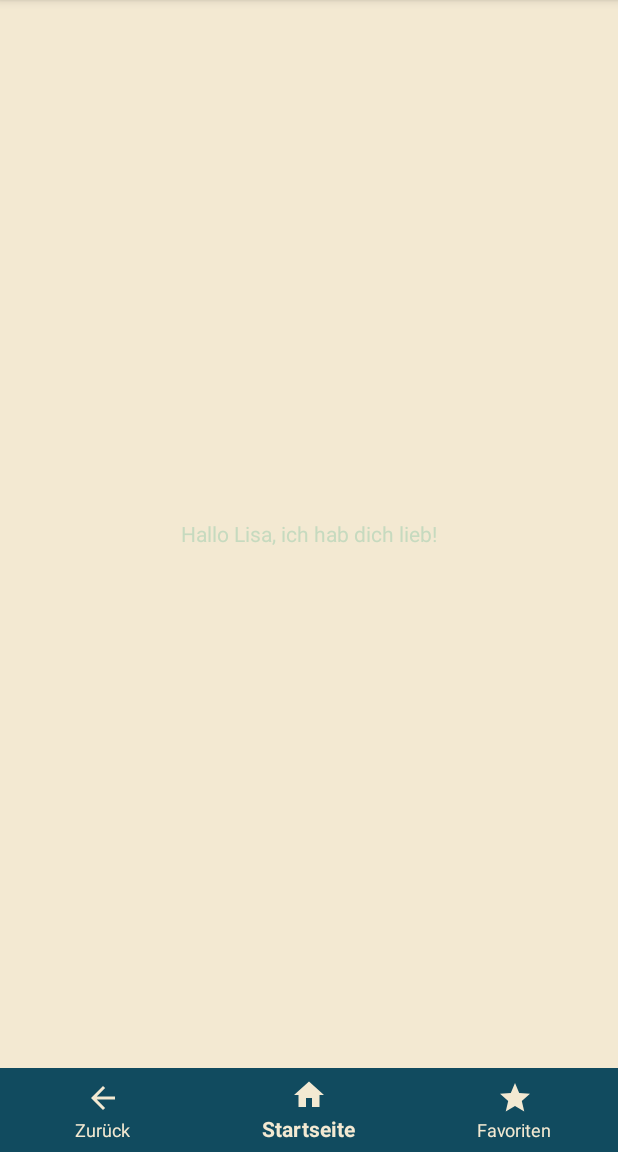
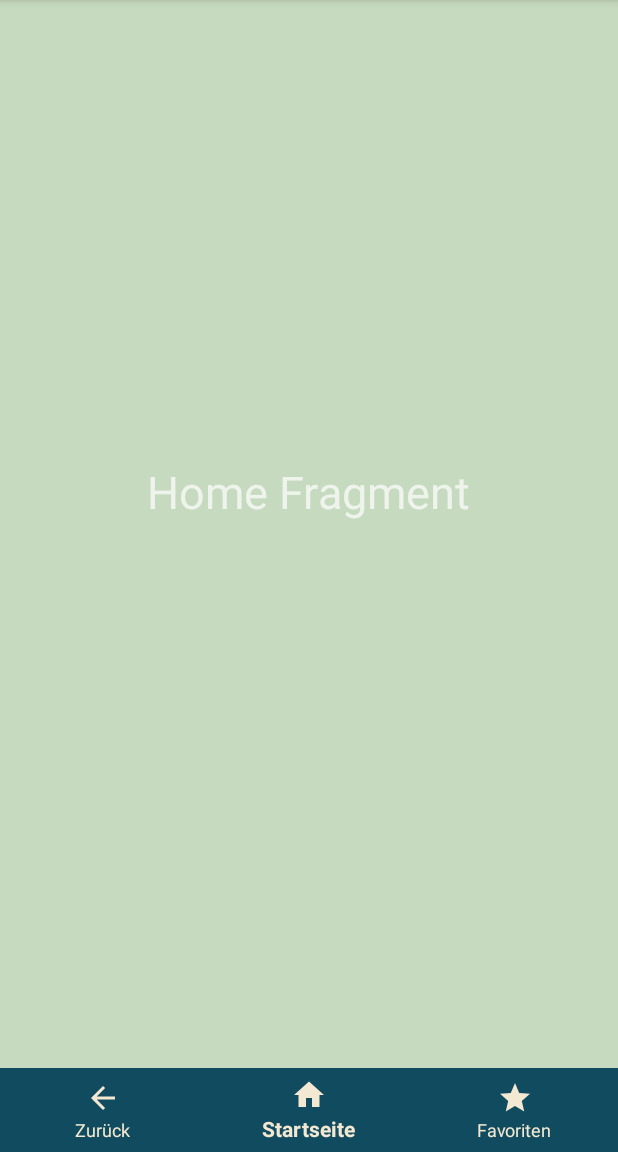
Before and after one commit to LisaEhmann/veganadvisor, an Android app: the screen it shows after launch (MainActivity), item 2 of the bottom bar chosen, on a phone screen of 412 x 824 dp, the part 84-1236 px from its top. Run offline under Robolectric (Android 15) with nearby library versions, the phone set to English and light mode, and no system bars.

Commit message:
Fragment wechsel eingebaut

```diff
--- /dev/null
+++ b/app/src/main/java/com/example/veganadvisor/FavoritesFragment.java
@@ -0,0 +1,18 @@
+package com.example.veganadvisor;
+
+import android.os.Bundle;
+import android.view.LayoutInflater;
+import android.view.View;
+import android.view.ViewGroup;
+
+import androidx.annotation.NonNull;
+import androidx.annotation.Nullable;
+import androidx.fragment.app.Fragment;
+
+public class FavoritesFragment extends Fragment {
+    @Nullable
+    @Override
+    public View onCreateView(@NonNull LayoutInflater inflater, @Nullable ViewGroup container, @Nullable Bundle savedInstanceState) {
+        return inflater.inflate(R.layout.fragment_favoriten, container, false);
+    }
+}
--- /dev/null
+++ b/app/src/main/java/com/example/veganadvisor/HomeFragment.java
@@ -0,0 +1,18 @@
+package com.example.veganadvisor;
+
+import android.os.Bundle;
+import android.view.LayoutInflater;
+import android.view.View;
+import android.view.ViewGroup;
+
+import androidx.annotation.NonNull;
+import androidx.annotation.Nullable;
+import androidx.fragment.app.Fragment;
+
+public class HomeFragment extends Fragment {
+    @Nullable
+    @Override
+    public View onCreateView(@NonNull LayoutInflater inflater, @Nullable ViewGroup container, @Nullable Bundle savedInstanceState) {
+        return inflater.inflate(R.layout.fragment_home, container, false);
+    }
+}
--- a/app/src/main/java/com/example/veganadvisor/MainActivity.java
+++ b/app/src/main/java/com/example/veganadvisor/MainActivity.java
@@ -3,12 +3,15 @@ package com.example.veganadvisor;
 import androidx.annotation.NonNull;
 import androidx.appcompat.app.AppCompatActivity;
 import androidx.appcompat.widget.Toolbar;
+import androidx.fragment.app.Fragment;
 
 import android.os.Bundle;
 import android.view.Gravity;
 import android.view.Menu;
 import android.view.MenuItem;
 import android.widget.Toast;
+
+import com.google.android.material.bottomnavigation.BottomNavigationView;
 
 public class MainActivity extends AppCompatActivity {
 
@@ -23,7 +26,28 @@ public class MainActivity extends AppCompatActivity {
 
         Toolbar toolbar = findViewById(R.id.toolbar);
         setSupportActionBar(toolbar);
+
+        BottomNavigationView bottemNav = findViewById(R.id.bottem_navigation);
+        bottemNav.setOnNavigationItemSelectedListener(navListener);
     }
+    private BottomNavigationView.OnNavigationItemSelectedListener navListener =
+            new BottomNavigationView.OnNavigationItemSelectedListener() {
+                @Override
+                public boolean onNavigationItemSelected(@NonNull MenuItem item) {
+                    Fragment selectedFragment = null;
+                    switch (item.getItemId()) {
+                        case R.id.nav_home:
+                            selectedFragment = new HomeFragment();
+                            break;
+                        case R.id.nav_favoriten:
+                            selectedFragment = new FavoritesFragment();
+                            break;
+                    }
+                    getSupportFragmentManager().beginTransaction().replace(R.id.fragment_container,
+                            selectedFragment).commit();
+                    return true;
+                }
+            };
 
     @Override
     public boolean onCreateOptionsMenu(Menu menu) {
--- a/app/src/main/res/layout/activity_main.xml
+++ b/app/src/main/res/layout/activity_main.xml
@@ -12,16 +12,15 @@
         layout="@layout/toolbar"
         />
 
+    <FrameLayout
+        android:id="@+id/fragment_container"
+        android:layout_width="match_parent"
+        android:layout_height="match_parent"
+        android:layout_above="@id/bottem_navigation"/>
 
-    <TextView
-        android:layout_width="wrap_content"
-        android:layout_height="wrap_content"
-        android:text="Hallo Lisa, ich hab dich lieb!"
-        android:layout_centerHorizontal="true"
-        android:layout_centerVertical="true"
-        android:textColor="@color/grün_hell"/>
 
     <com.google.android.material.bottomnavigation.BottomNavigationView
+        android:id="@+id/bottem_navigation"
         android:layout_width="match_parent"
         android:layout_height="wrap_content"
         android:layout_alignParentBottom="true"
--- /dev/null
+++ b/app/src/main/res/layout/fragment_favoriten.xml
@@ -0,0 +1,14 @@
+<?xml version="1.0" encoding="utf-8"?>
+<RelativeLayout xmlns:android="http://schemas.android.com/apk/res/android"
+    android:layout_width="match_parent"
+    android:layout_height="match_parent"
+    android:background="@color/grün_hell">
+
+    <TextView
+        android:layout_width="wrap_content"
+        android:layout_height="wrap_content"
+        android:text="Favoriten Fragment"
+        android:textSize="30dp"
+        android:layout_centerInParent="true"/>
+
+</RelativeLayout>
--- /dev/null
+++ b/app/src/main/res/layout/fragment_home.xml
@@ -0,0 +1,14 @@
+<?xml version="1.0" encoding="utf-8"?>
+<RelativeLayout xmlns:android="http://schemas.android.com/apk/res/android"
+    android:layout_width="match_parent"
+    android:layout_height="match_parent"
+    android:background="@color/grün_hell">
+
+    <TextView
+        android:layout_width="wrap_content"
+        android:layout_height="wrap_content"
+        android:text="Home Fragment"
+        android:textSize="30dp"
+        android:layout_centerInParent="true"/>
+
+</RelativeLayout>
--- a/app/src/main/res/menu/bottem_navigation.xml
+++ b/app/src/main/res/menu/bottem_navigation.xml
@@ -1,16 +1,16 @@
 <?xml version="1.0" encoding="utf-8"?>
 <menu xmlns:android="http://schemas.android.com/apk/res/android">
     <item
-        android:id="@+id/back"
+        android:id="@+id/nav_back"
         android:icon="@drawable/ic_back"
         android:title="Zurück"/>
     <item
-        android:id="@+id/home"
+        android:id="@+id/nav_home"
         android:icon="@drawable/ic_home"
         android:title="Startseite"/>
 
     <item
-        android:id="@+id/favoriten"
+        android:id="@+id/nav_favoriten"
         android:icon="@drawable/ic_star"
         android:title="Favoriten"/>
 
```
